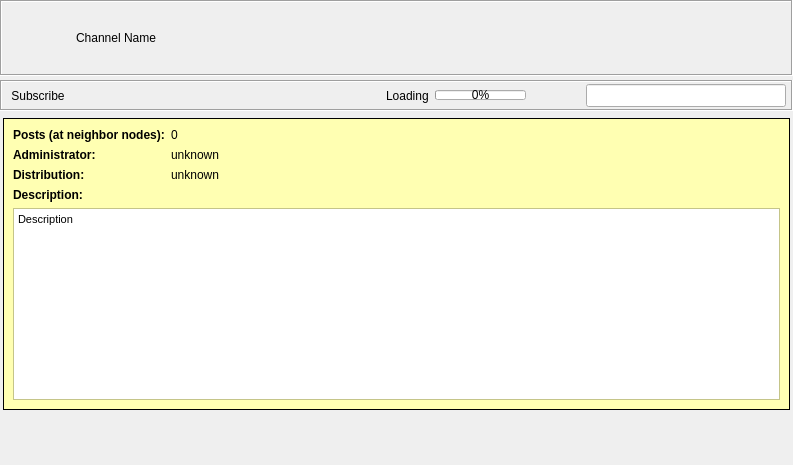
Old version of the form retroshare-gui/src/gui/gxschannels/GxsChannelPostsWidget.ui in the repository RetroShare/RetroShare.
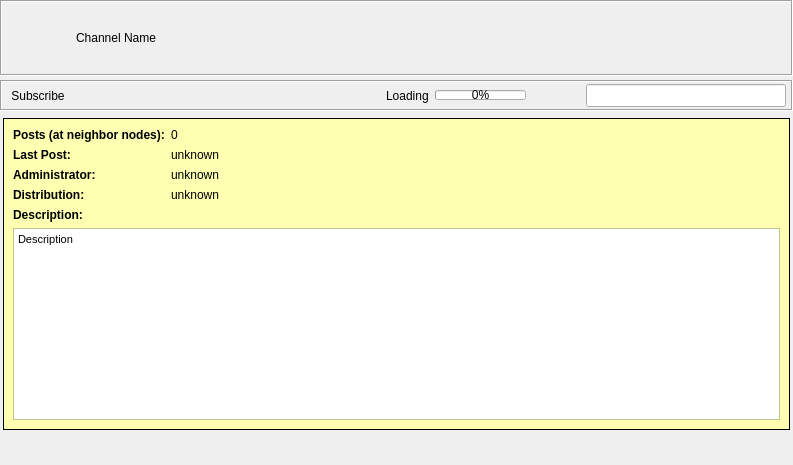
New version of the form. Icons and pictures are not drawn. Custom widgets are drawn as their Qt base class.

Commit message: groups tree tooltips and info panels - add last post date info

What changed in the file:
```diff
--- a/retroshare-gui/src/gui/gxschannels/GxsChannelPostsWidget.ui
+++ b/retroshare-gui/src/gui/gxschannels/GxsChannelPostsWidget.ui
@@ -397,7 +397,7 @@
         <layout class="QGridLayout" name="gridLayout_2">
          <item row="0" column="0">
           <layout class="QGridLayout" name="gridLayout">
-           <item row="1" column="0">
+           <item row="2" column="0">
             <widget class="QLabel" name="label">
              <property name="font">
               <font>
@@ -429,7 +429,26 @@
              </property>
             </widget>
            </item>
-           <item row="4" column="0" colspan="2">
+           <item row="1" column="0">
+            <widget class="QLabel" name="infoLastPostLabel">
+             <property name="sizePolicy">
+              <sizepolicy hsizetype="Maximum" vsizetype="Preferred">
+               <horstretch>0</horstretch>
+               <verstretch>0</verstretch>
+              </sizepolicy>
+             </property>
+             <property name="font">
+              <font>
+               <weight>75</weight>
+               <bold>true</bold>
+              </font>
+             </property>
+             <property name="text">
+              <string>Last Post:</string>
+             </property>
+            </widget>
+           </item>
+           <item row="5" column="0" colspan="2">
             <widget class="QTextBrowser" name="infoDescription">
              <property name="html">
               <string notr="true">&lt;!DOCTYPE HTML PUBLIC &quot;-//W3C//DTD HTML 4.0//EN&quot; &quot;http://www.w3.org/TR/REC-html40/strict.dtd&quot;&gt;
@@ -446,7 +465,7 @@
              </property>
             </widget>
            </item>
-           <item row="3" column="0">
+           <item row="4" column="0">
             <widget class="QLabel" name="infoDescriptionLabel">
              <property name="font">
               <font>
@@ -459,7 +478,7 @@
              </property>
             </widget>
            </item>
-           <item row="1" column="1">
+           <item row="2" column="1">
             <widget class="GxsIdLabel" name="infoAdministrator">
              <property name="text">
               <string>unknown</string>
@@ -473,7 +492,14 @@
              </property>
             </widget>
            </item>
-           <item row="2" column="0">
+           <item row="1" column="1">
+            <widget class="QLabel" name="infoLastPost">
+             <property name="text">
+              <string notr="true">unknown</string>
+             </property>
+            </widget>
+           </item>
+           <item row="3" column="0">
             <widget class="QLabel" name="label_3">
              <property name="font">
               <font>
@@ -486,7 +512,7 @@
              </property>
             </widget>
            </item>
-           <item row="2" column="1">
+           <item row="3" column="1">
             <widget class="QLabel" name="infoDistribution">
              <property name="text">
               <string>unknown</string>
```
The commit also changes 3 other files.
